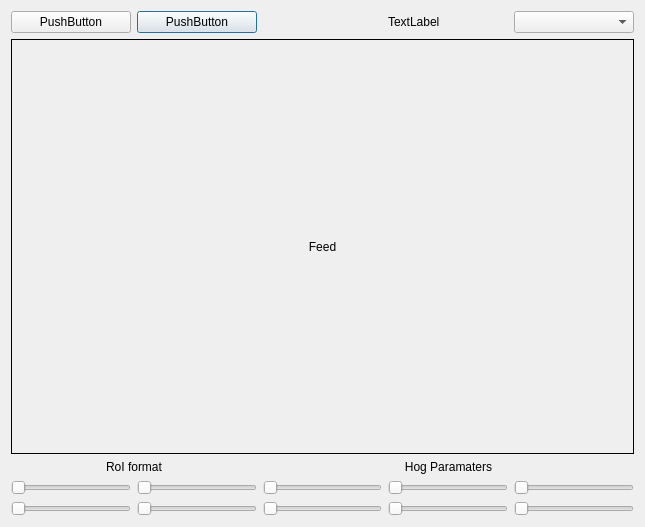
Before: the Qt Designer form QtVigil/FeedScreen.ui in khaledsalem999/Vigil, drawn with Qt 5.
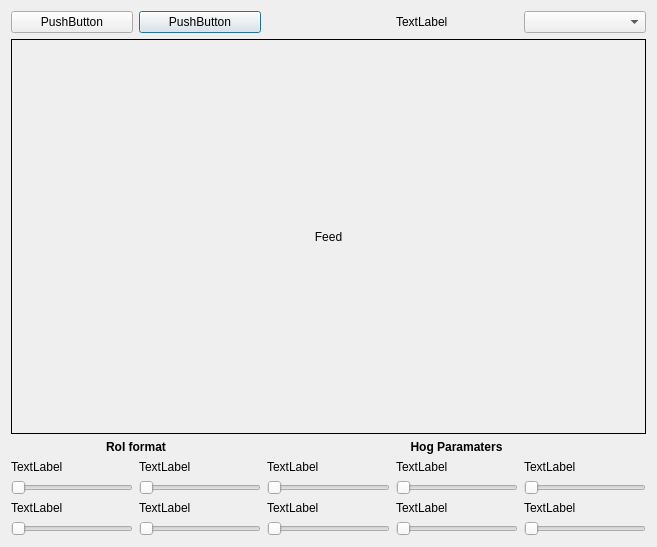
After: the same form once the commit is applied.

Patch:
```diff
--- a/QtVigil/FeedScreen.ui
+++ b/QtVigil/FeedScreen.ui
@@ -6,39 +6,18 @@
    <rect>
     <x>0</x>
     <y>0</y>
-    <width>645</width>
-    <height>527</height>
+    <width>657</width>
+    <height>547</height>
    </rect>
   </property>
   <property name="windowTitle">
    <string>Dialog</string>
   </property>
   <layout class="QGridLayout" name="gridLayout">
-   <item row="3" column="4">
-    <widget class="QSlider" name="horizontalSlider_6">
-     <property name="orientation">
-      <enum>Qt::Horizontal</enum>
-     </property>
-    </widget>
-   </item>
-   <item row="4" column="4">
-    <widget class="QSlider" name="horizontalSlider_10">
-     <property name="orientation">
-      <enum>Qt::Horizontal</enum>
-     </property>
-    </widget>
-   </item>
-   <item row="4" column="3">
-    <widget class="QSlider" name="horizontalSlider_9">
-     <property name="orientation">
-      <enum>Qt::Horizontal</enum>
-     </property>
-    </widget>
-   </item>
-   <item row="4" column="2">
-    <widget class="QSlider" name="horizontalSlider_8">
-     <property name="orientation">
-      <enum>Qt::Horizontal</enum>
+   <item row="3" column="2">
+    <widget class="QLabel" name="label_12">
+     <property name="text">
+      <string>TextLabel</string>
      </property>
     </widget>
    </item>
@@ -55,66 +34,36 @@
      </property>
     </widget>
    </item>
-   <item row="3" column="0">
-    <widget class="QSlider" name="horizontalSlider_2">
-     <property name="orientation">
-      <enum>Qt::Horizontal</enum>
+   <item row="2" column="0" colspan="2">
+    <widget class="QLabel" name="label_3">
+     <property name="sizePolicy">
+      <sizepolicy hsizetype="Preferred" vsizetype="Fixed">
+       <horstretch>0</horstretch>
+       <verstretch>0</verstretch>
+      </sizepolicy>
      </property>
-    </widget>
-   </item>
-   <item row="4" column="0">
-    <widget class="QSlider" name="horizontalSlider">
-     <property name="orientation">
-      <enum>Qt::Horizontal</enum>
+     <property name="font">
+      <font>
+       <weight>75</weight>
+       <bold>true</bold>
+      </font>
      </property>
-    </widget>
-   </item>
-   <item row="3" column="1">
-    <widget class="QSlider" name="horizontalSlider_7">
-     <property name="orientation">
-      <enum>Qt::Horizontal</enum>
+     <property name="autoFillBackground">
+      <bool>true</bool>
      </property>
-    </widget>
-   </item>
-   <item row="3" column="2">
-    <widget class="QSlider" name="horizontalSlider_4">
-     <property name="orientation">
-      <enum>Qt::Horizontal</enum>
+     <property name="text">
+      <string>RoI format</string>
+     </property>
+     <property name="textFormat">
+      <enum>Qt::PlainText</enum>
+     </property>
+     <property name="alignment">
+      <set>Qt::AlignCenter</set>
      </property>
     </widget>
    </item>
    <item row="3" column="3">
-    <widget class="QSlider" name="horizontalSlider_5">
-     <property name="orientation">
-      <enum>Qt::Horizontal</enum>
-     </property>
-    </widget>
-   </item>
-   <item row="0" column="0">
-    <widget class="QPushButton" name="pushButton">
-     <property name="text">
-      <string>PushButton</string>
-     </property>
-    </widget>
-   </item>
-   <item row="4" column="1">
-    <widget class="QSlider" name="horizontalSlider_3">
-     <property name="orientation">
-      <enum>Qt::Horizontal</enum>
-     </property>
-    </widget>
-   </item>
-   <item row="0" column="4">
-    <widget class="QComboBox" name="comboBox"/>
-   </item>
-   <item row="0" column="3">
-    <widget class="QLabel" name="label">
-     <property name="sizePolicy">
-      <sizepolicy hsizetype="Preferred" vsizetype="Preferred">
-       <horstretch>0</horstretch>
-       <verstretch>0</verstretch>
-      </sizepolicy>
-     </property>
+    <widget class="QLabel" name="label_13">
      <property name="text">
       <string>TextLabel</string>
      </property>
@@ -136,27 +85,27 @@
      </property>
     </widget>
    </item>
-   <item row="2" column="0" colspan="2">
-    <widget class="QLabel" name="label_3">
-     <property name="sizePolicy">
-      <sizepolicy hsizetype="Preferred" vsizetype="Fixed">
-       <horstretch>0</horstretch>
-       <verstretch>0</verstretch>
-      </sizepolicy>
-     </property>
+   <item row="3" column="1">
+    <widget class="QLabel" name="label_11">
      <property name="text">
-      <string>RoI format</string>
-     </property>
-     <property name="textFormat">
-      <enum>Qt::PlainText</enum>
-     </property>
-     <property name="alignment">
-      <set>Qt::AlignCenter</set>
+      <string>TextLabel</string>
      </property>
     </widget>
    </item>
+   <item row="0" column="4">
+    <widget class="QComboBox" name="comboBox"/>
+   </item>
    <item row="2" column="2" colspan="3">
     <widget class="QLabel" name="label_4">
+     <property name="font">
+      <font>
+       <weight>75</weight>
+       <bold>true</bold>
+      </font>
+     </property>
+     <property name="autoFillBackground">
+      <bool>true</bool>
+     </property>
      <property name="text">
       <string>Hog Paramaters</string>
      </property>
@@ -165,7 +114,185 @@
      </property>
     </widget>
    </item>
+   <item row="3" column="0">
+    <widget class="QLabel" name="label_10">
+     <property name="sizePolicy">
+      <sizepolicy hsizetype="Preferred" vsizetype="Fixed">
+       <horstretch>0</horstretch>
+       <verstretch>0</verstretch>
+      </sizepolicy>
+     </property>
+     <property name="text">
+      <string>TextLabel</string>
+     </property>
+    </widget>
+   </item>
+   <item row="0" column="0">
+    <widget class="QPushButton" name="pushButton">
+     <property name="text">
+      <string>PushButton</string>
+     </property>
+    </widget>
+   </item>
+   <item row="0" column="3">
+    <widget class="QLabel" name="label">
+     <property name="sizePolicy">
+      <sizepolicy hsizetype="Preferred" vsizetype="Preferred">
+       <horstretch>0</horstretch>
+       <verstretch>0</verstretch>
+      </sizepolicy>
+     </property>
+     <property name="text">
+      <string>TextLabel</string>
+     </property>
+    </widget>
+   </item>
+   <item row="5" column="0">
+    <widget class="QLabel" name="label_5">
+     <property name="sizePolicy">
+      <sizepolicy hsizetype="Preferred" vsizetype="Fixed">
+       <horstretch>0</horstretch>
+       <verstretch>0</verstretch>
+      </sizepolicy>
+     </property>
+     <property name="text">
+      <string>TextLabel</string>
+     </property>
+    </widget>
+   </item>
+   <item row="3" column="4">
+    <widget class="QLabel" name="label_14">
+     <property name="text">
+      <string>TextLabel</string>
+     </property>
+    </widget>
+   </item>
+   <item row="4" column="2">
+    <widget class="QSlider" name="horizontalSlider_4">
+     <property name="orientation">
+      <enum>Qt::Horizontal</enum>
+     </property>
+    </widget>
+   </item>
+   <item row="4" column="3">
+    <widget class="QSlider" name="horizontalSlider_5">
+     <property name="orientation">
+      <enum>Qt::Horizontal</enum>
+     </property>
+    </widget>
+   </item>
+   <item row="6" column="0">
+    <widget class="QSlider" name="horizontalSlider">
+     <property name="orientation">
+      <enum>Qt::Horizontal</enum>
+     </property>
+    </widget>
+   </item>
+   <item row="4" column="1">
+    <widget class="QSlider" name="horizontalSlider_7">
+     <property name="orientation">
+      <enum>Qt::Horizontal</enum>
+     </property>
+    </widget>
+   </item>
+   <item row="6" column="3">
+    <widget class="QSlider" name="horizontalSlider_9">
+     <property name="orientation">
+      <enum>Qt::Horizontal</enum>
+     </property>
+    </widget>
+   </item>
+   <item row="6" column="1">
+    <widget class="QSlider" name="horizontalSlider_3">
+     <property name="orientation">
+      <enum>Qt::Horizontal</enum>
+     </property>
+    </widget>
+   </item>
+   <item row="5" column="1">
+    <widget class="QLabel" name="label_6">
+     <property name="text">
+      <string>TextLabel</string>
+     </property>
+    </widget>
+   </item>
+   <item row="6" column="2">
+    <widget class="QSlider" name="horizontalSlider_8">
+     <property name="orientation">
+      <enum>Qt::Horizontal</enum>
+     </property>
+    </widget>
+   </item>
+   <item row="6" column="4">
+    <widget class="QSlider" name="horizontalSlider_10">
+     <property name="orientation">
+      <enum>Qt::Horizontal</enum>
+     </property>
+    </widget>
+   </item>
+   <item row="4" column="0">
+    <widget class="QSlider" name="horizontalSlider_2">
+     <property name="orientation">
+      <enum>Qt::Horizontal</enum>
+     </property>
+    </widget>
+   </item>
+   <item row="5" column="2">
+    <widget class="QLabel" name="label_7">
+     <property name="text">
+      <string>TextLabel</string>
+     </property>
+    </widget>
+   </item>
+   <item row="5" column="3">
+    <widget class="QLabel" name="label_8">
+     <property name="text">
+      <string>TextLabel</string>
+     </property>
+    </widget>
+   </item>
+   <item row="4" column="4">
+    <widget class="QSlider" name="horizontalSlider_6">
+     <property name="orientation">
+      <enum>Qt::Horizontal</enum>
+     </property>
+    </widget>
+   </item>
+   <item row="5" column="4">
+    <widget class="QLabel" name="label_9">
+     <property name="text">
+      <string>TextLabel</string>
+     </property>
+    </widget>
+   </item>
   </layout>
+  <zorder>label_4</zorder>
+  <zorder>pushButton</zorder>
+  <zorder>label</zorder>
+  <zorder>comboBox</zorder>
+  <zorder>label_2</zorder>
+  <zorder>horizontalSlider</zorder>
+  <zorder>horizontalSlider_2</zorder>
+  <zorder>horizontalSlider_4</zorder>
+  <zorder>horizontalSlider_5</zorder>
+  <zorder>horizontalSlider_6</zorder>
+  <zorder>horizontalSlider_7</zorder>
+  <zorder>horizontalSlider_3</zorder>
+  <zorder>pushButton_2</zorder>
+  <zorder>horizontalSlider_8</zorder>
+  <zorder>horizontalSlider_9</zorder>
+  <zorder>horizontalSlider_10</zorder>
+  <zorder>label_3</zorder>
+  <zorder>label_5</zorder>
+  <zorder>label_6</zorder>
+  <zorder>label_7</zorder>
+  <zorder>label_8</zorder>
+  <zorder>label_9</zorder>
+  <zorder>label_10</zorder>
+  <zorder>label_11</zorder>
+  <zorder>label_12</zorder>
+  <zorder>label_13</zorder>
+  <zorder>label_14</zorder>
  </widget>
  <resources/>
  <connections/>
```
